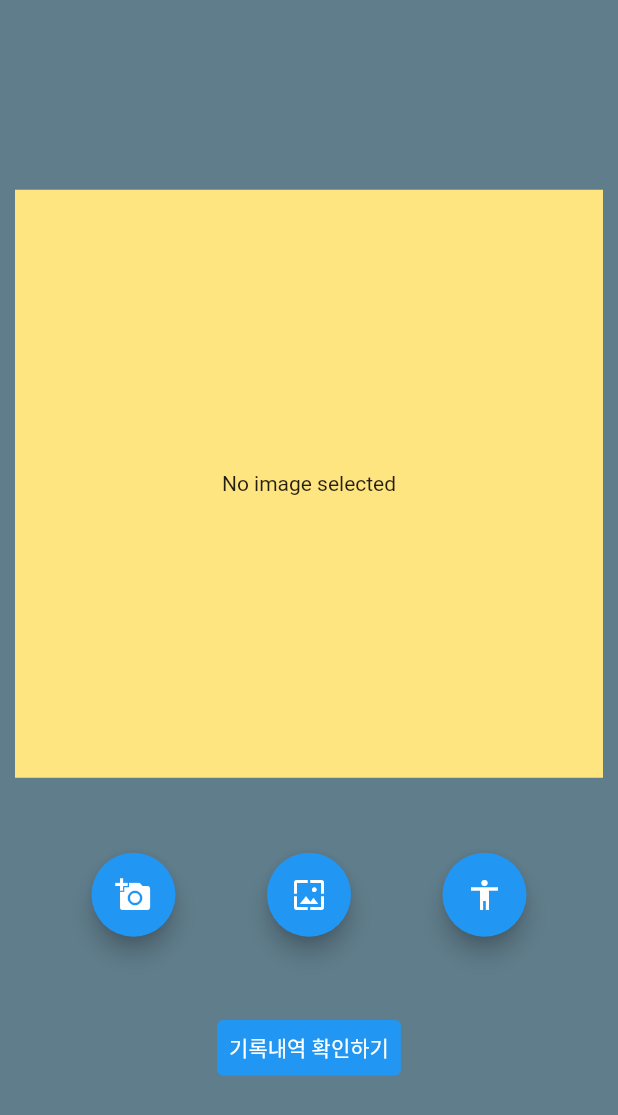
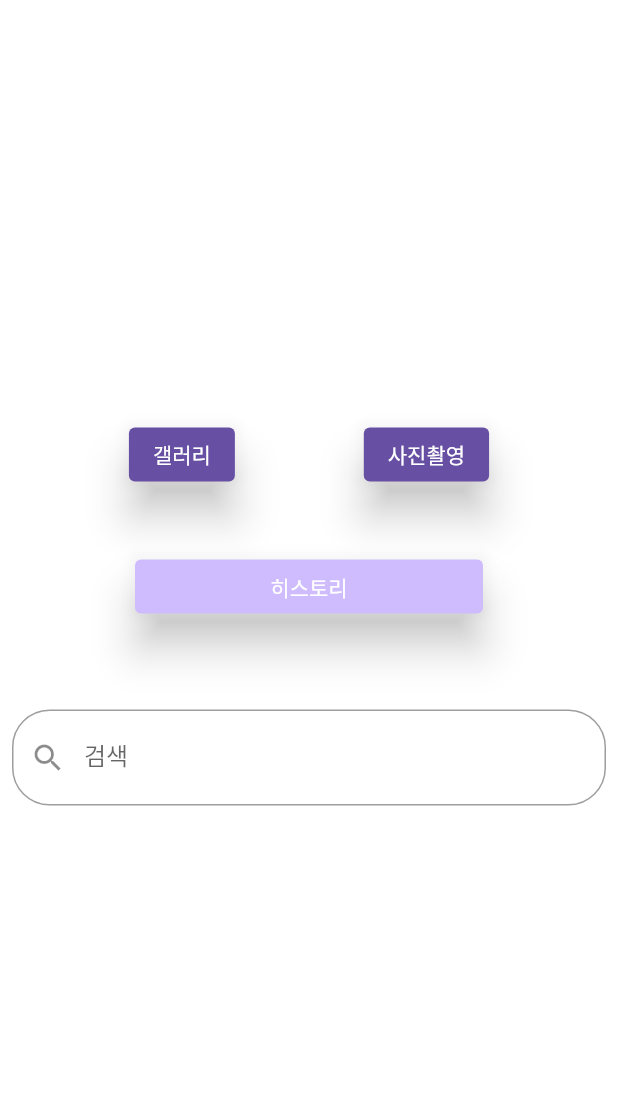
Before and after one commit to book-ish/bookish-front, a Flutter app: the screen it shows after launch, on a phone screen of 412 x 824 dp. Shown: the top 1115 px of the screen. Run offline on Flutter 3.47's test engine with Material 2 defaults, Android fonts, the light colour scheme and no system bars; our stand-ins replace flutter_native_image, image_picker; missing offline and left inert: hashtagable.

Commit message:
apply figma layout

```diff
--- a/lib/main.dart
+++ b/lib/main.dart
@@ -1,4 +1,7 @@
 import 'package:bookish_front/camera/camera.dart';
+import 'package:bookish_front/screen/HistoryScreen.dart';
+import 'package:bookish_front/screen/HomeScreen.dart';
+import 'package:bookish_front/screen/InputScreen.dart';
 import 'package:flutter/material.dart';
 
 void main() {
@@ -12,11 +15,16 @@ class MyApp extends StatelessWidget {
   @override
   Widget build(BuildContext context) {
     return MaterialApp(
-      title: 'Flutter Demo',
+      title: 'bookish',
+      initialRoute: '/',
+      routes: {
+        '/': (context) => const HomeScreen(),
+        '/history': (context) => const HistoryScreen(),
+        '/input': (context) => const InputScreen(),
+      },
       theme: ThemeData(
         primarySwatch: Colors.blue,
       ),
-      home: const CameraExample(),
     );
   }
 }
--- /dev/null
+++ b/lib/screen/HomeScreen.dart
@@ -0,0 +1,88 @@
+import 'package:bookish_front/util/ImageUtil.dart';
+import 'package:flutter/material.dart';
+import 'package:image_picker/image_picker.dart';
+
+class HomeScreen extends StatefulWidget {
+  const HomeScreen({Key? key}) : super(key: key);
+
+  @override
+  State<HomeScreen> createState() => _HomeScreenState();
+}
+
+class _HomeScreenState extends State<HomeScreen> {
+  @override
+  Widget build(BuildContext context) {
+    return Scaffold(
+      backgroundColor: Colors.white,
+      body: SafeArea(
+          bottom: false,
+          child: Column(
+            mainAxisAlignment: MainAxisAlignment.center,
+            crossAxisAlignment: CrossAxisAlignment.center,
+            children: [
+              Row(
+                mainAxisAlignment: MainAxisAlignment.spaceEvenly,
+                children: [
+                  ElevatedButton(
+                    onPressed:  () async {
+                      var image = await ImageUtil.getImage(ImageSource.gallery);
+                      Navigator.pushNamed(context, '/input',
+                          arguments: {"targetImage": image});
+                    },
+                    child: const Text("갤러리"),
+                    style: ElevatedButton.styleFrom(
+                        elevation: 12.0,
+                        textStyle: const TextStyle(color: Colors.white),
+                        backgroundColor: const Color.fromRGBO(103, 80, 164, 1)),
+                  ),
+                  ElevatedButton(
+                    onPressed: () => {
+                      Navigator.pushNamed(context, '/input')
+                    },
+                    child: const Text("사진촬영"),
+                    style: ElevatedButton.styleFrom(
+                        elevation: 12.0,
+                        textStyle: TextStyle(color: Colors.white),
+                        backgroundColor: Color.fromRGBO(103, 80, 164, 1)),
+                  ),
+                ],
+              ),
+              SizedBox.fromSize(
+                size: const Size(10, 40),
+              ),
+              ElevatedButton(
+                  onPressed: () => {
+                    Navigator.pushNamed(context, '/history')
+              },
+                  style: ElevatedButton.styleFrom(
+                      elevation: 12.0,
+                      textStyle: const TextStyle(color: Colors.white),
+                      backgroundColor: const Color.fromRGBO(207, 188, 255, 1)),
+
+                  child: Container(
+                    alignment: Alignment.center,
+                      width: 200,
+                      height: 20,
+                      child: const Text("히스토리")
+                  )),
+              SizedBox.fromSize(size: const Size(10, 50),
+              ),
+              const Padding(
+                padding: EdgeInsets.all(8.0),
+                child: TextField(
+                  controller: null,
+                  decoration: InputDecoration(
+                      labelText: "검색",
+                      hintText: "찾고자하는 문구를 입력해주세요",
+                      prefixIcon: Icon(Icons.search),
+                      border: OutlineInputBorder(
+                          borderRadius: BorderRadius.all(Radius.circular(25.0)),
+                      ),
+                  ),
+                ),
+              )
+            ],
+          )),
+    );
+  }
+}
--- a/pubspec.yaml
+++ b/pubspec.yaml
@@ -38,6 +38,7 @@ dependencies:
   image_picker: ^0.8.7+1
   http: ^0.13.5
   flutter_native_image: ^0.0.6+1
+  hashtagable: ^2.1.0
 
 dev_dependencies:
   flutter_test:
```
Also changed, not shown: lib/domain/history_item.dart (added, +13 -0 lines), lib/screen/HistoryScreen.dart (added, +133 -0 lines), lib/screen/InputScreen.dart (added, +232 -0 lines), lib/util/ImageUtil.dart (added, +20 -0 lines), pubspec.lock.
